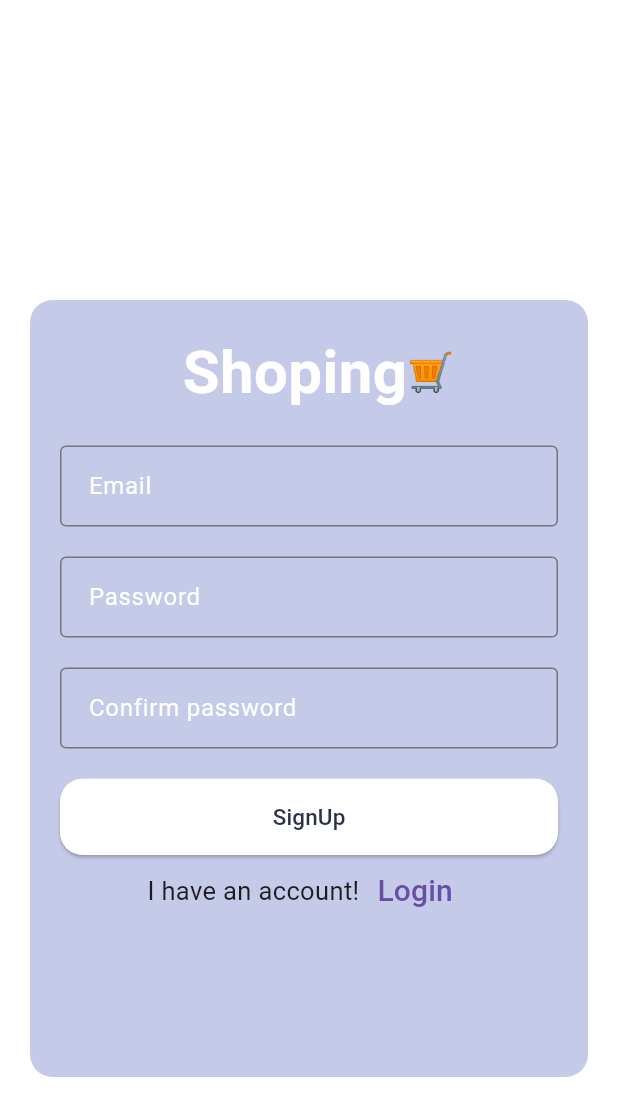
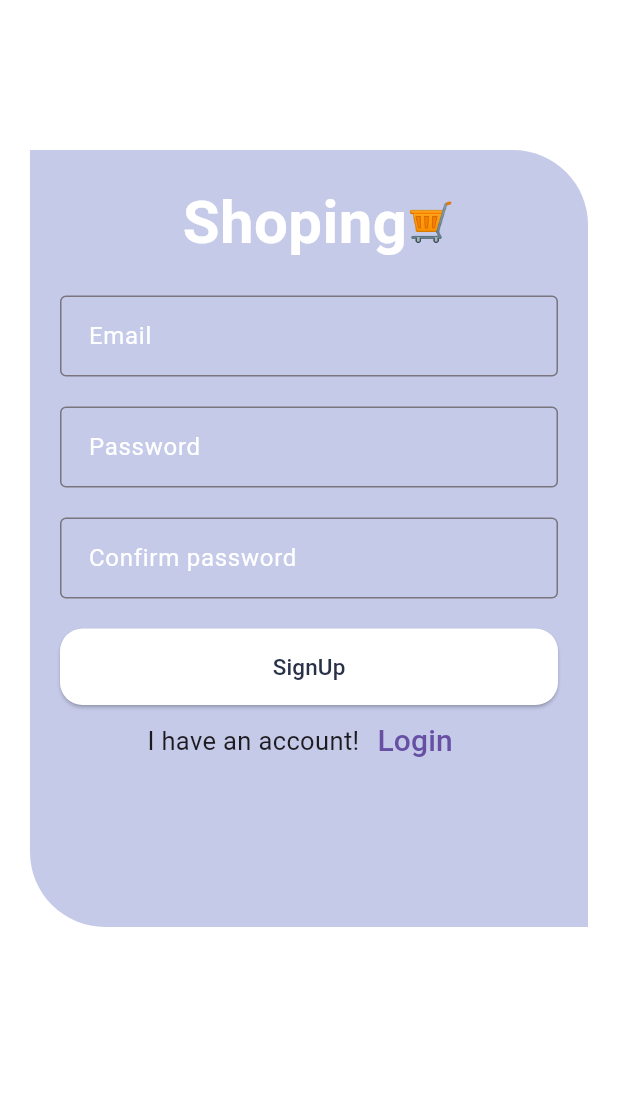
Before and after one commit to sujoodabumarzoq/shoping_firebase, a Flutter app: the screen it shows after launch, after a tap on "Login", after a tap on "SignUp", on a phone screen of 412 x 824 dp. Shown: the top 1116 px of the screen. Run offline on Flutter 3.47's test engine with Material 2 defaults, Android fonts, the phone set to English and light mode, and no system bars; our stand-ins replace awesome_dialog, bloc, carousel_slider, firebase_auth, firebase_core, flutter_bloc and 1 more; accounts and stored records are empty; generated files the repository leaves out were written again.

Commit message:
UPDATA uilogin &sigupscreen

```diff
--- a/lib/Features/login/presentation/login__screen.dart
+++ b/lib/Features/login/presentation/login__screen.dart
@@ -15,12 +15,17 @@ class _LoginScreenState extends State<LoginScreen> {
       backgroundColor: Colors.white,
       body: Padding(
         padding:
-            const EdgeInsets.only(top: 200, left: 20, right: 20, bottom: 100),
+        const EdgeInsets.only(top: 100, left: 20, right: 20, bottom: 100),
+        child: Center(
           child: ListView(
             children: [Container(
               decoration: BoxDecoration(
                   color: Colors.indigo.shade100,
-                borderRadius: const BorderRadius.all(Radius.circular(15))),
+                  borderRadius: const BorderRadius.only(
+                    bottomLeft: Radius.circular(50),
+                    topRight: Radius.circular(50)
+                  ),
+              ),
               child: const Padding(
                 padding: EdgeInsets.only(top: 20,right: 20,bottom: 100,left: 20),
                 child: BodyLogin(),
@@ -28,6 +33,7 @@ class _LoginScreenState extends State<LoginScreen> {
             )],
           ),
         ),
+      ),
     );
   }
 }
--- a/lib/Features/signup/presentation/SignUp__screen.dart
+++ b/lib/Features/signup/presentation/SignUp__screen.dart
@@ -15,13 +15,18 @@ class _SignUpState extends State<SignUp> {
       backgroundColor: Colors.white,
       body: Padding(
         padding:
-            const EdgeInsets.only(top: 200, left: 20, right: 20, bottom: 100),
+        const EdgeInsets.only(top: 100, left: 20, right: 20, bottom: 100),
+        child: Center(
           child: ListView(
             children: [
               Container(
                 decoration: BoxDecoration(
                     color: Colors.indigo.shade100,
-                  borderRadius: const BorderRadius.all(Radius.circular(15))),
+            borderRadius: const BorderRadius.only(
+                bottomLeft: Radius.circular(50),
+                topRight: Radius.circular(50)
+            ),
+          ),
                 child: const Padding(
                   padding: EdgeInsets.only(top:20,right: 20,bottom: 100,left: 20),
                   child: BodySignUp(),
@@ -30,6 +35,7 @@ class _SignUpState extends State<SignUp> {
             ],
           ),
         ),
+      ),
     );
   }
 }
```
Lines whose indentation alone changed are shown as unchanged.
